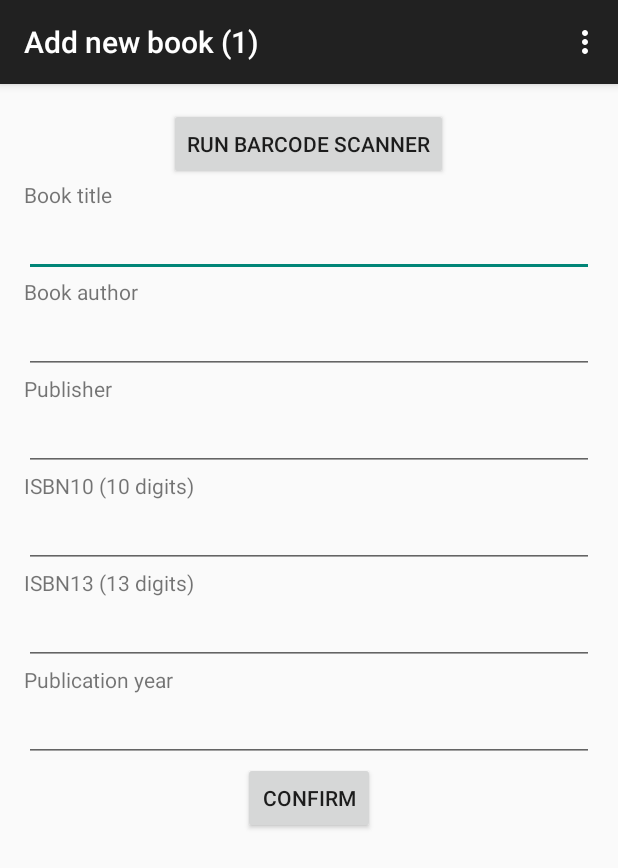
After one commit to silmeth/Simple-Library-Manager, an Android app: the BarcodeActivity screen opened directly, with no data from a screen before it, on a phone screen of 412 x 824 dp. The commit adds this screen. Shown: the top 868 px of the screen. Run offline under Robolectric (Android 15) with nearby library versions, the phone set to English and light mode, and no system bars.

Commit message:
Improved adding a book, many bugfixes (null and connection crashes)

```diff
--- a/SimpleLibraryManagerClient/app/src/main/java/silmeth/slm/client/DBSearch.java
+++ b/SimpleLibraryManagerClient/app/src/main/java/silmeth/slm/client/DBSearch.java
@@ -70,6 +70,7 @@ public class DBSearch extends ActionBarActivity {
     }
 
     public void onActivityResult(int requestCode, int resultCode, Intent data) {
+        super.onActivityResult(requestCode, resultCode, data);
         Intent i = new Intent(this, MainActivity.class);
         setResult(RESULT_OK, i);
         finish();
@@ -118,6 +119,8 @@ public class DBSearch extends ActionBarActivity {
                     "http://" + SLMHostName + ":" + SLMPort + "/webs/" + what + query,
                     sessionCookie
             ).get(2, TimeUnit.SECONDS);
+            if(result[httpReqTask.respStr] == null)
+                throw new TimeoutException("Request returned null");
         } catch(InterruptedException | ExecutionException e) {
             e.printStackTrace();
         } catch(TimeoutException e) {
@@ -125,7 +128,7 @@ public class DBSearch extends ActionBarActivity {
             AlertDialog.Builder alertDialogBuilder = new AlertDialog.Builder(this);
             alertDialogBuilder.setCancelable(true);
             alertDialogBuilder.setTitle(getString(R.string.connection_timeout));
-            alertDialogBuilder.setMessage(getString(R.string.generic_timeout_msg));
+            alertDialogBuilder.setMessage(getString(R.string.slm_timeout_msg));
             alertDialogBuilder.create().show();
             e.printStackTrace();
             return null;
--- a/SimpleLibraryManagerClient/app/src/main/java/silmeth/slm/client/HttpGetRequestTask.java
+++ b/SimpleLibraryManagerClient/app/src/main/java/silmeth/slm/client/HttpGetRequestTask.java
@@ -58,6 +58,7 @@ public class HttpGetRequestTask extends AsyncTask<Object, Void, Object[]> {
 
         } catch (URISyntaxException | IOException e) {
             e.printStackTrace(); // TODO more reasonable exception handling
+                                 // TODO especially ConnectException errors
         }
 
         Object[] returnVal = new Object[Math.max(respObj, respStr)+1];
--- a/SimpleLibraryManagerClient/app/src/main/java/silmeth/slm/client/HttpPostRequestTask.java
+++ b/SimpleLibraryManagerClient/app/src/main/java/silmeth/slm/client/HttpPostRequestTask.java
@@ -65,6 +65,7 @@ public class HttpPostRequestTask extends AsyncTask<Object, Void, Object[]> {
 
         } catch (URISyntaxException | IOException e) {
             e.printStackTrace(); // TODO more reasonable exception handling
+                                 // TODO especially ConnectException errors
         }
 
         Object[] returnVal = new Object[Math.max(respObj, respStr)+1];
--- a/SimpleLibraryManagerClient/app/src/main/java/silmeth/slm/client/SLMBookActivity.java
+++ b/SimpleLibraryManagerClient/app/src/main/java/silmeth/slm/client/SLMBookActivity.java
@@ -27,7 +27,8 @@ import java.util.concurrent.ExecutionException;
 import java.util.concurrent.TimeUnit;
 import java.util.concurrent.TimeoutException;
 
-public class SLMBookActivity extends ActionBarActivity implements AdapterView.OnItemSelectedListener {
+public class SLMBookActivity extends ActionBarActivity
+        implements AdapterView.OnItemSelectedListener {
     public final int addBookId = 0;
 
     private SharedPreferences sharedPref;
@@ -187,6 +188,7 @@ public class SLMBookActivity extends ActionBarActivity implements AdapterView.On
     }
 
     public void onActivityResult(int requestCode, int resultCode, Intent data) {
+        super.onActivityResult(requestCode, resultCode, data);
         if(requestCode == addBookId) {
 
         }
--- a/SimpleLibraryManagerClient/app/src/main/res/layout/activity_addbook.xml
+++ b/SimpleLibraryManagerClient/app/src/main/res/layout/activity_addbook.xml
@@ -89,7 +89,7 @@
         android:layout_height="wrap_content"
         android:inputType="numberDecimal"
         android:ems="10"
-        android:id="@+id/pubyearEditText"
+        android:id="@+id/pubYearEditText"
         android:layout_gravity="center_horizontal" />
 
     <Button
--- /dev/null
+++ b/SimpleLibraryManagerClient/app/src/main/res/layout/activity_barcode.xml
@@ -0,0 +1,153 @@
+<RelativeLayout xmlns:android="http://schemas.android.com/apk/res/android"
+    xmlns:tools="http://schemas.android.com/tools" android:layout_width="match_parent"
+    android:layout_height="match_parent" android:paddingLeft="@dimen/activity_horizontal_margin"
+    android:paddingRight="@dimen/activity_horizontal_margin"
+    android:paddingTop="@dimen/activity_vertical_margin"
+    android:paddingBottom="@dimen/activity_vertical_margin"
+    tools:context="silmeth.slm.client.BarcodeActivity">
+
+    <Button
+        android:layout_width="wrap_content"
+        android:layout_height="wrap_content"
+        android:text="@string/btRunBarcode"
+        android:id="@+id/btBarCode"
+        android:onClick="btBarCode"
+        android:layout_alignParentTop="true"
+        android:layout_centerHorizontal="true" />
+
+    <TextView
+        android:layout_width="wrap_content"
+        android:layout_height="wrap_content"
+        android:textAppearance="?android:attr/textAppearanceSmall"
+        android:text="@string/bookTitle"
+        android:id="@+id/titleTextView"
+        android:layout_below="@+id/btBarCode"
+        android:layout_alignParentLeft="true"
+        android:layout_alignParentStart="true"
+        android:layout_alignParentRight="true"
+        android:layout_alignParentEnd="true" />
+
+    <EditText
+        android:layout_width="wrap_content"
+        android:layout_height="wrap_content"
+        android:id="@+id/titleEditText"
+        android:layout_below="@+id/titleTextView"
+        android:layout_alignParentLeft="true"
+        android:layout_alignParentStart="true"
+        android:layout_alignParentRight="true"
+        android:layout_alignParentEnd="true" />
+
+    <TextView
+        android:layout_width="wrap_content"
+        android:layout_height="wrap_content"
+        android:textAppearance="?android:attr/textAppearanceSmall"
+        android:text="@string/bookAuthor"
+        android:id="@+id/authorTextView"
+        android:layout_below="@+id/titleEditText"
+        android:layout_alignParentLeft="true"
+        android:layout_alignParentStart="true" />
+
+    <EditText
+        android:layout_width="wrap_content"
+        android:layout_height="wrap_content"
+        android:id="@+id/authorEditText"
+        android:layout_below="@+id/authorTextView"
+        android:layout_alignParentLeft="true"
+        android:layout_alignParentStart="true"
+        android:layout_alignParentRight="true"
+        android:layout_alignParentEnd="true" />
+
+    <TextView
+        android:layout_width="wrap_content"
+        android:layout_height="wrap_content"
+        android:textAppearance="?android:attr/textAppearanceSmall"
+        android:text="@string/bookPublisher"
+        android:id="@+id/publisherTextView"
+        android:layout_below="@+id/authorEditText"
+        android:layout_alignParentLeft="true"
+        android:layout_alignParentStart="true" />
+
+    <EditText
+        android:layout_width="wrap_content"
+        android:layout_height="wrap_content"
+        android:id="@+id/publisherEditText"
+        android:layout_below="@+id/publisherTextView"
+        android:layout_alignParentLeft="true"
+        android:layout_alignParentStart="true"
+        android:layout_alignParentRight="true"
+        android:layout_alignParentEnd="true" />
+
+    <TextView
+        android:layout_width="wrap_content"
+        android:layout_height="wrap_content"
+        android:textAppearance="?android:attr/textAppearanceSmall"
+        android:text="@string/ISBN10"
+        android:id="@+id/ISBN10TextView"
+        android:layout_below="@+id/publisherEditText"
+        android:layout_alignParentLeft="true"
+        android:layout_alignParentStart="true" />
+
+    <EditText
+        android:layout_width="match_parent"
+        android:layout_height="wrap_content"
+        android:id="@+id/ISBN10EditText"
+        android:layout_below="@+id/ISBN10TextView"
+        android:layout_alignParentLeft="true"
+        android:layout_alignParentStart="true"
+        android:layout_alignParentRight="true"
+        android:layout_alignParentEnd="true" />
+
+    <TextView
+        android:layout_width="wrap_content"
+        android:layout_height="wrap_content"
+        android:textAppearance="?android:attr/textAppearanceSmall"
+        android:text="@string/ISBN13"
+        android:id="@+id/ISBN13TextView"
+        android:layout_below="@+id/ISBN10EditText"
+        android:layout_alignParentLeft="true"
+        android:layout_alignParentStart="true" />
+
+    <EditText
+        android:layout_width="match_parent"
+        android:layout_height="wrap_content"
+        android:id="@+id/ISBN13EditText"
+        android:layout_below="@+id/ISBN13TextView"
+        android:layout_alignParentLeft="true"
+        android:layout_alignParentStart="true"
+        android:layout_alignParentRight="true"
+        android:layout_alignParentEnd="true" />
+
+    <TextView
+        android:layout_width="wrap_content"
+        android:layout_height="wrap_content"
+        android:textAppearance="?android:attr/textAppearanceSmall"
+        android:text="@string/bookPubYear"
+        android:id="@+id/pubYearTextView"
+        android:layout_below="@+id/ISBN13EditText"
+        android:layout_alignParentLeft="true"
+        android:layout_alignParentStart="true" />
+
+    <EditText
+        android:layout_width="match_parent"
+        android:layout_height="wrap_content"
+        android:inputType="numberDecimal"
+        android:ems="10"
+        android:id="@+id/pubYearEditText"
+        android:layout_gravity="center_horizontal"
+        android:layout_below="@+id/pubYearTextView"
+        android:layout_alignParentLeft="true"
+        android:layout_alignParentStart="true"
+        android:layout_alignParentRight="true"
+        android:layout_alignParentEnd="true"/>
+
+    <Button
+        android:layout_width="wrap_content"
+        android:layout_height="wrap_content"
+        android:text="@string/btConfirm"
+        android:id="@+id/btConfirmAddBook"
+        android:onClick="btConfirm"
+        android:layout_gravity="center_horizontal"
+        android:layout_centerHorizontal="true"
+        android:layout_below="@+id/pubYearEditText"/>
+
+</RelativeLayout>
--- a/SimpleLibraryManagerClient/app/src/main/res/layout/activity_main.xml
+++ b/SimpleLibraryManagerClient/app/src/main/res/layout/activity_main.xml
@@ -28,7 +28,7 @@
         android:layout_width="match_parent"
         android:layout_height="wrap_content"
         android:hint="@string/btRunBarcode"
-        android:onClick="BtBarCode"
+        android:onClick="btBarCode"
         android:id="@+id/btBarCode" />
 
     <Button
--- /dev/null
+++ b/SimpleLibraryManagerClient/app/src/main/res/menu/menu_barcode.xml
@@ -0,0 +1,7 @@
+<menu xmlns:android="http://schemas.android.com/apk/res/android"
+    xmlns:app="http://schemas.android.com/apk/res-auto"
+    xmlns:tools="http://schemas.android.com/tools"
+    tools:context="silmeth.slm.client.BarcodeActivity">
+    <item android:id="@+id/action_settings" android:title="@string/action_settings"
+        android:orderInCategory="100" app:showAsAction="never" />
+</menu>
--- a/SimpleLibraryManagerClient/app/src/main/res/values/strings.xml
+++ b/SimpleLibraryManagerClient/app/src/main/res/values/strings.xml
@@ -44,6 +44,11 @@
 
     <string name="connection_timeout">Connection timed out</string>
     <string name="generic_timeout_msg">The server has not responded in allowed time</string>
+    <string name="slm_timeout_msg">SLM server does not respond in allowed time</string>
+    <string name="google_timeout_msg">Google Books server has not responded in allowed time</string>
+
+    <string name="empty_field">Empty query</string>
+    <string name="empty_field_msg">Could not find anything, because the query is empty</string>
 
     <string name="login_timeout">Could not log in because server did not respond</string>
     <string name="logged_as">Logged as:</string>
@@ -67,4 +72,6 @@
     <string name="Yes">Yes</string>
     <string name="No">No</string>
     <string name="OK">OK</string>
+    <string name="title_activity_barcode">Add new book (1)</string>
+    <string name="title_activity_addbook">Add new book (2)</string>
 </resources>
```
Also changed, not shown: SimpleLibraryManagerClient/app/src/main/AndroidManifest.xml (+8 -1 lines), SimpleLibraryManagerClient/app/src/main/java/silmeth/slm/client/AddBook.java (+11 -7 lines), SimpleLibraryManagerClient/app/src/main/java/silmeth/slm/client/BarcodeActivity.java (added, +397 -0 lines), SimpleLibraryManagerClient/app/src/main/java/silmeth/slm/client/LoginActivity.java (+12 -1 lines), SimpleLibraryManagerClient/app/src/main/java/silmeth/slm/client/MainActivity.java (+28 -8 lines), 1 other file.
